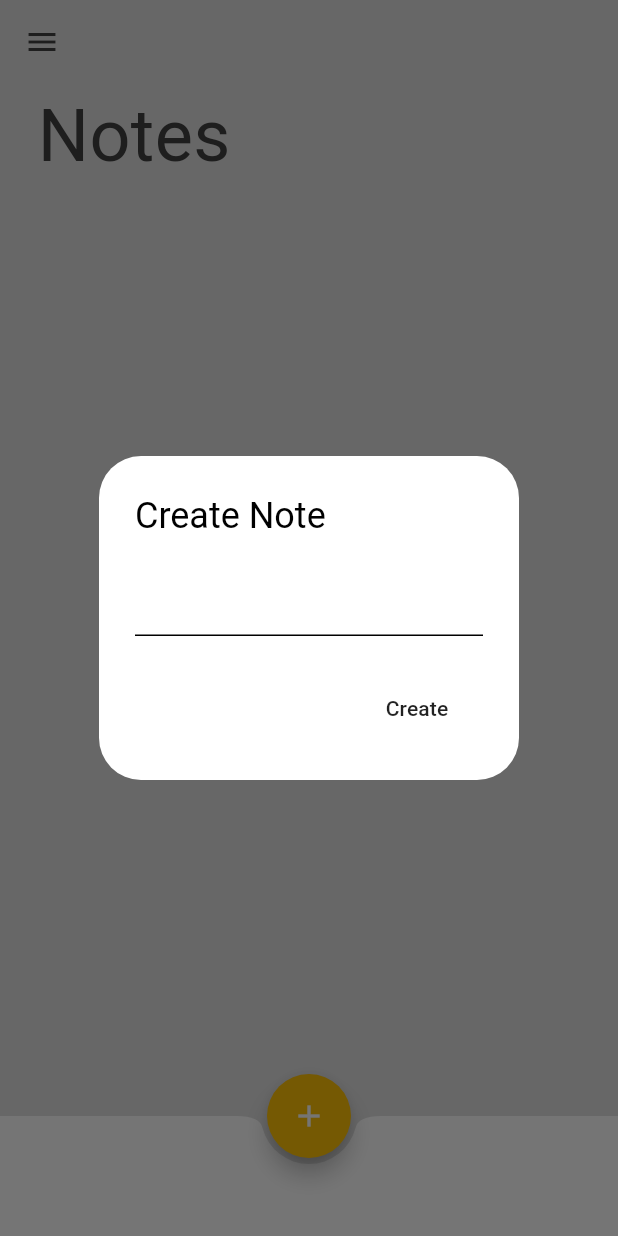
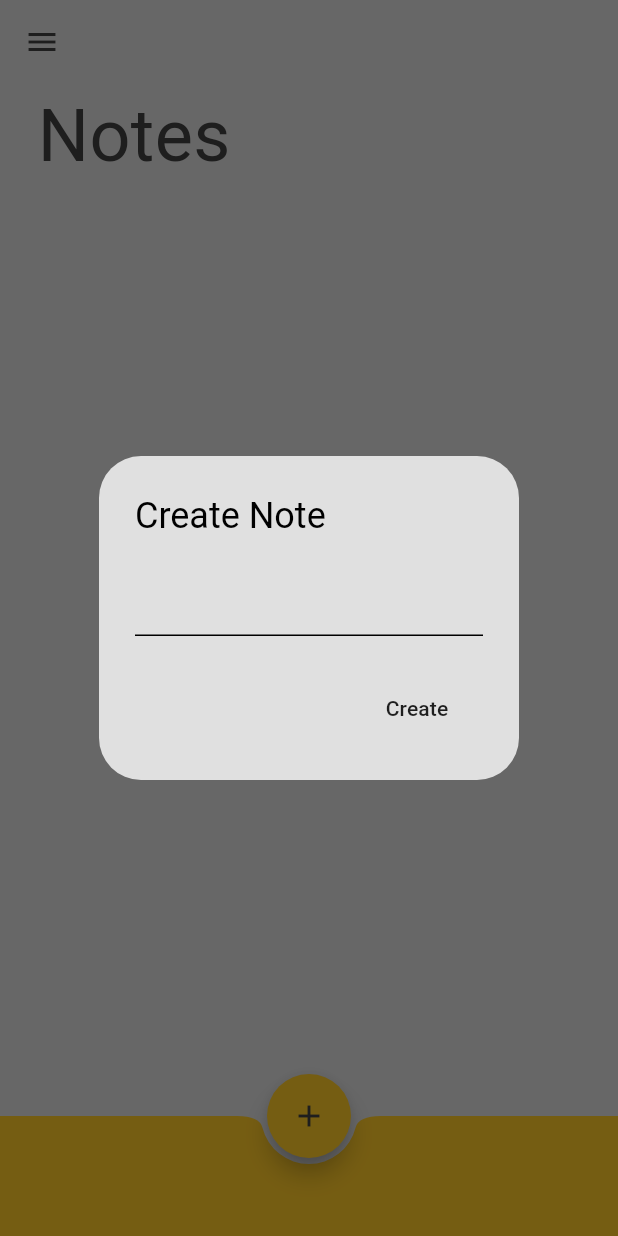
Before and after one commit to TrungKuro/Minimal-Notes-App, a Flutter app: the screen it shows after launch, after a tap on the "add" icon, on a phone screen of 412 x 824 dp. Run offline on Flutter 3.47's test engine with Material 3 defaults, Android fonts, the phone set to English and light mode, and no system bars; our stand-ins replace google_fonts, isar; accounts and stored records are empty; generated files the repository leaves out were written again.

Commit message:
Note Tile.

```diff
--- a/minimal_notes_app/lib/pages/notes_page.dart
+++ b/minimal_notes_app/lib/pages/notes_page.dart
@@ -1,6 +1,7 @@
 import 'package:flutter/material.dart';
 import 'package:google_fonts/google_fonts.dart';
 import 'package:minimal_notes_app/components/my_drawer.dart';
+import 'package:minimal_notes_app/components/note_tile.dart';
 import 'package:minimal_notes_app/models/note.dart';
 import 'package:minimal_notes_app/models/note_database.dart';
 import 'package:provider/provider.dart';
@@ -38,6 +39,7 @@ class _NotesPageState extends State<NotesPage> {
       context: context,
       builder: (context) => AlertDialog(
         title: const Text('Create Note'),
+        backgroundColor: Theme.of(context).colorScheme.background,
         content: TextField(
           controller: textController,
         ),
@@ -69,6 +71,7 @@ class _NotesPageState extends State<NotesPage> {
       context: context,
       builder: (context) => AlertDialog(
         title: const Text('Update Note'),
+        backgroundColor: Theme.of(context).colorScheme.background,
         content: TextField(
           controller: textController,
         ),
@@ -114,14 +117,17 @@ class _NotesPageState extends State<NotesPage> {
       /* ---------------------------- Bottom App --------------------------- */
       bottomNavigationBar: BottomAppBar(
         shape: const CircularNotchedRectangle(),
-        child: Container(height: 50.0),
+        color: Theme.of(context).colorScheme.secondary,
       ),
       floatingActionButton: FloatingActionButton(
         shape: const CircleBorder(),
-        backgroundColor: Colors.amber,
+        backgroundColor: Theme.of(context).colorScheme.secondary,
         onPressed: createNote,
         tooltip: 'Create New Note',
-        child: const Icon(Icons.add),
+        child: Icon(
+          Icons.add,
+          color: Theme.of(context).colorScheme.inversePrimary,
+        ),
       ),
       floatingActionButtonLocation: FloatingActionButtonLocation.centerDocked,
       /* ---------------------------- Center App --------------------------- */
@@ -148,23 +154,10 @@ class _NotesPageState extends State<NotesPage> {
                 // Get individual note
                 final note = currentNodes[index];
                 // List tile UI
-                return ListTile(
-                  title: Text(note.text),
-                  trailing: Row(
-                    mainAxisSize: MainAxisSize.min,
-                    children: [
-                      // Edit Button
-                      IconButton(
-                        onPressed: () => updateNote(note),
-                        icon: const Icon(Icons.edit),
-                      ),
-                      // Delete Button
-                      IconButton(
-                        onPressed: () => deleteNote(note.id),
-                        icon: const Icon(Icons.delete),
-                      ),
-                    ],
-                  ),
+                return NoteTile(
+                  text: note.text,
+                  onEditPressed: () => updateNote(note),
+                  onDeletePressed: () => deleteNote(note.id),
                 );
               },
             ),
--- a/minimal_notes_app/lib/pages/settings_page.dart
+++ b/minimal_notes_app/lib/pages/settings_page.dart
@@ -42,6 +42,7 @@ class SettingsPage extends StatelessWidget {
             CupertinoSwitch(
               value: Provider.of<ThemeProvider>(context, listen: false).isDarkMode,
               onChanged: (value) => Provider.of<ThemeProvider>(context, listen: false).toggleTheme(),
+              activeColor: Theme.of(context).colorScheme.secondary,
             ),
           ],
         ),
--- a/minimal_notes_app/lib/theme/theme.dart
+++ b/minimal_notes_app/lib/theme/theme.dart
@@ -6,7 +6,7 @@ ThemeData lightMode = ThemeData(
   colorScheme: ColorScheme.light(
     background: Colors.grey.shade300,
     primary: Colors.grey.shade200,
-    secondary: Colors.grey.shade400,
+    secondary: Colors.amber.shade400,
     inversePrimary: Colors.grey.shade800,
   ),
 );
@@ -17,7 +17,7 @@ ThemeData darkMode = ThemeData(
   colorScheme: ColorScheme.dark(
     background: Colors.grey.shade900,
     primary: Colors.grey.shade800,
-    secondary: Colors.grey.shade700,
+    secondary: Colors.amber.shade700,
     inversePrimary: Colors.grey.shade300,
   ),
 );
```
Also changed, not shown: minimal_notes_app/lib/components/note_tile.dart (added, +47 -0 lines).
